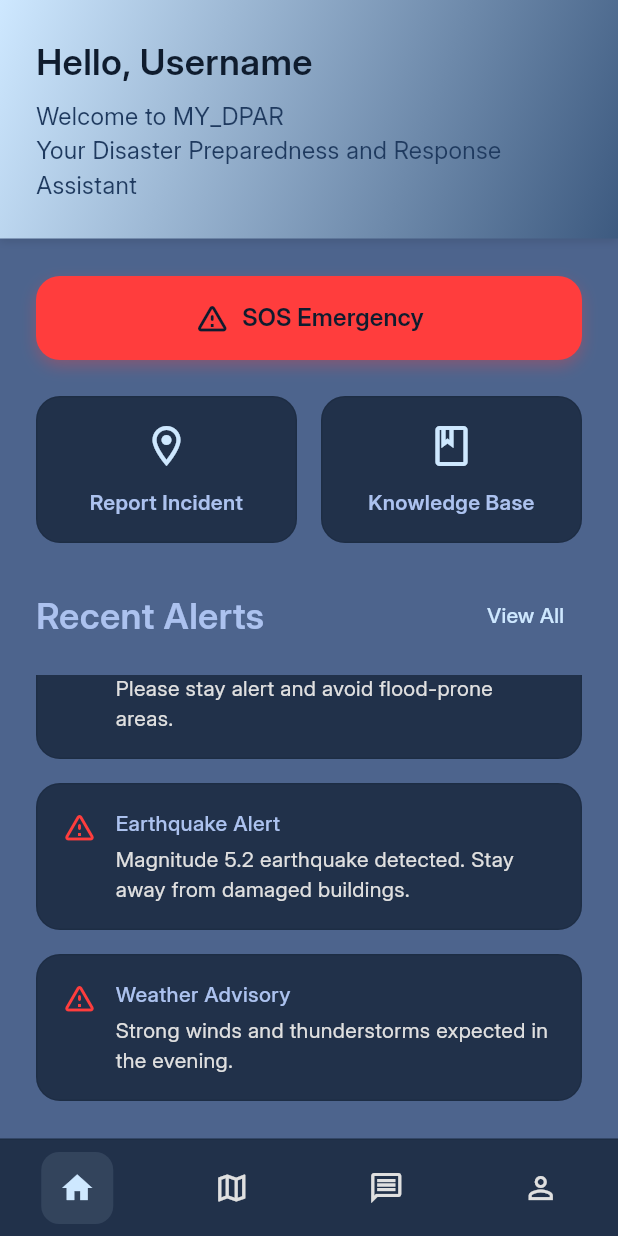
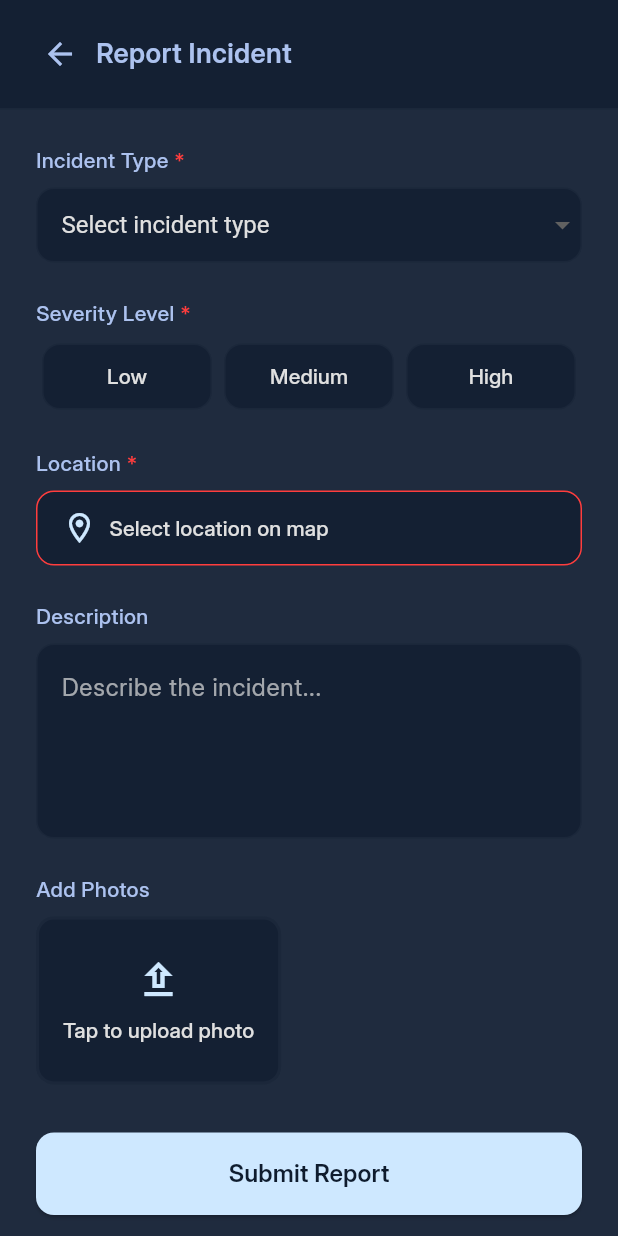
Before and after one commit to EnRui11/MY_DPAR, a Flutter app: the HomeScreen screen opened directly, scrolled down 62 dp, after a tap on "Report Incident", on a phone screen of 412 x 824 dp. Run offline on Flutter 3.47's test engine with Material 3 defaults, Android fonts, the phone set to English and light mode, and no system bars; our stand-ins replace flutter_map, geocoding, geolocator, latlong2.

Commit message:
Report Incident Interface

```diff
--- a/lib/screens/home_screen.dart
+++ b/lib/screens/home_screen.dart
@@ -5,6 +5,7 @@ import 'package:mydpar/theme/color_theme.dart';
 import 'package:mydpar/screens/knowledge_base_screen.dart';
 import 'package:mydpar/screens/map_screen.dart';
 import 'package:mydpar/theme/theme_provider.dart';
+import 'package:mydpar/screens/report_incident_screen.dart';
 
 class HomeScreen extends StatelessWidget {
   const HomeScreen({super.key});
@@ -186,7 +187,11 @@ class HomeScreen extends StatelessWidget {
             label: 'Report Incident',
             colors: colors,
             onTap: () {
-              // TODO: Navigate to incident reporting
+              Navigator.push(
+                context,
+                MaterialPageRoute(
+                    builder: (context) => const ReportIncidentScreen()),
+              );
             },
           ),
         ),
--- /dev/null
+++ b/lib/screens/report_incident_screen.dart
@@ -0,0 +1,386 @@
+import 'package:flutter/material.dart';
+import 'package:provider/provider.dart';
+import 'package:mydpar/theme/theme_provider.dart';
+
+class ReportIncidentScreen extends StatefulWidget {
+  const ReportIncidentScreen({super.key});
+
+  @override
+  State<ReportIncidentScreen> createState() => _ReportIncidentScreenState();
+}
+
+class _ReportIncidentScreenState extends State<ReportIncidentScreen> {
+  String? _selectedIncidentType;
+  String? _otherIncidentType;
+  String? _selectedSeverity;
+  String? _selectedLocation;
+  final _descriptionController = TextEditingController();
+
+  bool get _isFormValid {
+    if (_selectedIncidentType == null) return false;
+    if (_selectedIncidentType == 'Other' && (_otherIncidentType?.isEmpty ?? true)) return false;
+    if (_selectedSeverity == null) return false;
+    if (_selectedLocation == null) return false;
+    return true;
+  }
+
+  @override
+  Widget build(BuildContext context) {
+    final themeProvider = Provider.of<ThemeProvider>(context);
+    final colors = themeProvider.currentTheme;
+
+    return Scaffold(
+      backgroundColor: colors.bg200,
+      body: SafeArea(
+        child: Column(
+          children: [
+            // Status Bar
+            Container(
+              padding: const EdgeInsets.symmetric(horizontal: 16, vertical: 12),
+              decoration: BoxDecoration(
+                color: colors.bg100.withOpacity(0.7),
+                border: Border(
+                  bottom: BorderSide(color: colors.bg300.withOpacity(0.2)),
+                ),
+              ),
+              child: Row(
+                children: [
+                  IconButton(
+                    icon: const Icon(Icons.arrow_back),
+                    color: colors.primary300,
+                    onPressed: () => Navigator.pop(context),
+                  ),
+                  Text(
+                    'Report Incident',
+                    style: TextStyle(
+                      fontSize: 18,
+                      fontWeight: FontWeight.w600,
+                      color: colors.primary300,
+                    ),
+                  ),
+                ],
+              ),
+            ),
+            // Main Content
+            Expanded(
+              child: SingleChildScrollView(
+                padding: const EdgeInsets.all(24),
+                child: Column(
+                  crossAxisAlignment: CrossAxisAlignment.start,
+                  children: [
+                    _buildLabel('Incident Type', colors, isRequired: true),
+                    const SizedBox(height: 8),
+                    _buildIncidentTypeDropdown(colors),
+                    if (_selectedIncidentType == 'Other') ...[
+                      const SizedBox(height: 16),
+                      _buildLabel('Specify Incident Type', colors, isRequired: true),
+                      const SizedBox(height: 8),
+                      _buildOtherIncidentField(colors),
+                    ],
+                    const SizedBox(height: 24),
+                    _buildLabel('Severity Level', colors, isRequired: true),
+                    const SizedBox(height: 8),
+                    _buildSeverityButtons(colors),
+                    const SizedBox(height: 24),
+                    _buildLabel('Location', colors, isRequired: true),
+                    const SizedBox(height: 8),
+                    _buildLocationSelector(colors),
+                    const SizedBox(height: 24),
+                    _buildLabel('Description', colors),
+                    const SizedBox(height: 8),
+                    _buildDescriptionField(colors),
+                    const SizedBox(height: 24),
+                    _buildLabel('Add Photos', colors),
+                    const SizedBox(height: 8),
+                    _buildPhotoUploader(colors),
+                    const SizedBox(height: 32),
+                    _buildSubmitButton(colors),
+                  ],
+                ),
+              ),
+            ),
+          ],
+        ),
+      ),
+    );
+  }
+
+  Widget _buildLabel(String text, dynamic colors, {bool isRequired = false}) {
+    return Row(
+      children: [
+        Text(
+          text,
+          style: TextStyle(
+            fontSize: 14,
+            fontWeight: FontWeight.w500,
+            color: colors.primary300,
+          ),
+        ),
+        if (isRequired)
+          Text(
+            ' *',
+            style: TextStyle(
+              fontSize: 14,
+              fontWeight: FontWeight.bold,
+              color: colors.warning,
+            ),
+          ),
+      ],
+    );
+  }
+
+  Widget _buildIncidentTypeDropdown(dynamic colors) {
+    return Container(
+      decoration: BoxDecoration(
+        color: colors.bg100.withOpacity(0.7),
+        borderRadius: BorderRadius.circular(12),
+        border: Border.all(color: colors.bg300.withOpacity(0.2)),
+      ),
+      child: DropdownButtonFormField<String>(
+        value: _selectedIncidentType,
+        decoration: const InputDecoration(
+          contentPadding: EdgeInsets.symmetric(horizontal: 16, vertical: 12),
+          border: InputBorder.none,
+        ),
+        dropdownColor: colors.bg100,
+        style: TextStyle(color: colors.text200, fontSize: 16),
+        hint: Text('Select incident type', style: TextStyle(color: colors.text200)),
+        items: [
+          'Flood',
+          'Fire',
+          'Earthquake',
+          'Landslide',
+          'Tsunami',
+          'Haze',
+          'Typhoon',
+          'Other',
+        ].map((String value) {
+          return DropdownMenuItem<String>(
+            value: value,
+            child: Text(value),
+          );
+        }).toList(),
+        onChanged: (newValue) {
+          setState(() {
+            _selectedIncidentType = newValue;
+          });
+        },
+      ),
+    );
+  }
+
+  Widget _buildOtherIncidentField(dynamic colors) {
+    return Container(
+      decoration: BoxDecoration(
+        color: colors.bg100.withOpacity(0.7),
+        borderRadius: BorderRadius.circular(12),
+        border: Border.all(color: colors.bg300.withOpacity(0.2)),
+      ),
+      child: TextField(
+        onChanged: (value) => _otherIncidentType = value,
+        style: TextStyle(color: colors.text200),
+        decoration: InputDecoration(
+          hintText: 'Please specify the incident type',
+          hintStyle: TextStyle(color: colors.text200.withOpacity(0.7)),
+          contentPadding:
+              const EdgeInsets.symmetric(horizontal: 16, vertical: 12),
+          border: InputBorder.none,
+        ),
+      ),
+    );
+  }
+
+  Widget _buildSeverityButtons(dynamic colors) {
+    return Row(
+      children: ['Low', 'Medium', 'High'].map((severity) {
+        final isSelected = _selectedSeverity == severity;
+        return Expanded(
+          child: Padding(
+            padding: EdgeInsets.symmetric(
+              horizontal: 4,
+            ),
+            child: ElevatedButton(
+              onPressed: () {
+                setState(() {
+                  _selectedSeverity = severity;
+                });
+              },
+              style: ElevatedButton.styleFrom(
+                backgroundColor: isSelected
+                    ? colors.accent200
+                    : colors.bg100.withOpacity(0.7),
+                foregroundColor: isSelected ? colors.bg100 : colors.text200,
+                elevation: 0,
+                padding: const EdgeInsets.symmetric(vertical: 12),
+                shape: RoundedRectangleBorder(
+                  borderRadius: BorderRadius.circular(12),
+                  side: BorderSide(
+                    color: colors.bg300.withOpacity(0.2),
+                  ),
+                ),
+              ),
+              child: Text(severity),
+            ),
+          ),
+        );
+      }).toList(),
+    );
+  }
+
+  Widget _buildLocationSelector(dynamic colors) {
+    return Container(
+      decoration: BoxDecoration(
+        color: colors.bg100.withOpacity(0.7),
+        borderRadius: BorderRadius.circular(12),
+        border: Border.all(
+          color: _selectedLocation == null
+              ? colors.warning
+              : colors.bg300.withOpacity(0.2),
+        ),
+      ),
+      child: MaterialButton(
+        onPressed: () {
+          // Temporary simulation of location selection
+          setState(() {
+            _selectedLocation = "Selected Location";
+          });
+        },
+        shape: RoundedRectangleBorder(
+          borderRadius: BorderRadius.circular(12),
+        ),
+        child: Padding(
+          padding: const EdgeInsets.symmetric(vertical: 12),
+          child: Row(
+            children: [
+              Icon(Icons.location_on_outlined, color: colors.accent200),
+              const SizedBox(width: 8),
+              Text(
+                _selectedLocation ?? 'Select location on map',
+                style: TextStyle(color: colors.text200),
+              ),
+            ],
+          ),
+        ),
+      ),
+    );
+  }
+
+  Widget _buildDescriptionField(dynamic colors) {
+    return Container(
+      decoration: BoxDecoration(
+        color: colors.bg100.withOpacity(0.7),
+        borderRadius: BorderRadius.circular(12),
+        border: Border.all(color: colors.bg300.withOpacity(0.2)),
+      ),
+      child: TextField(
+        controller: _descriptionController,
+        style: TextStyle(color: colors.text200),
+        maxLines: 4,
+        decoration: InputDecoration(
+          hintText: 'Describe the incident...',
+          hintStyle: TextStyle(color: colors.text200.withOpacity(0.7)),
+          contentPadding: const EdgeInsets.all(16),
+          border: InputBorder.none,
+        ),
+      ),
+    );
+  }
+
+  Widget _buildPhotoUploader(dynamic colors) {
+    return Container(
+      decoration: BoxDecoration(
+        color: colors.bg100.withOpacity(0.7),
+        borderRadius: BorderRadius.circular(12),
+        border: Border.all(
+          color: colors.bg300.withOpacity(0.2),
+          style: BorderStyle.solid,
+          width: 2,
+        ),
+      ),
+      child: MaterialButton(
+        onPressed: () {
+          // TODO: Implement photo upload
+        },
+        shape: RoundedRectangleBorder(
+          borderRadius: BorderRadius.circular(12),
+        ),
+        child: Padding(
+          padding: const EdgeInsets.symmetric(vertical: 24),
+          child: Column(
+            children: [
+              Icon(Icons.upload_outlined, color: colors.accent200, size: 32),
+              const SizedBox(height: 8),
+              Text(
+                'Tap to upload photo',
+                style: TextStyle(color: colors.text200),
+              ),
+            ],
+          ),
+        ),
+      ),
+    );
+  }
+
+  Widget _buildSubmitButton(dynamic colors) {
+    void _showValidationErrors() {
+      List<String> missingFields = [];
+
+      if (_selectedIncidentType == null) {
+        missingFields.add('Incident Type');
+      } else if (_selectedIncidentType == 'Other' &&
+          (_otherIncidentType?.isEmpty ?? true)) {
+        missingFields.add('Other Incident Type specification');
+      }
+
+      if (_selectedSeverity == null) {
+        missingFields.add('Severity Level');
+      }
+
+      if (_selectedLocation == null) {
+        missingFields.add('Location');
+      }
+
+      if (missingFields.isNotEmpty) {
+        ScaffoldMessenger.of(context).showSnackBar(
+          SnackBar(
+            content: Text(
+              'Please fill in the required fields: ${missingFields.join(", ")}',
+              style: TextStyle(color: colors.bg100),
+            ),
+            backgroundColor: colors.warning,
+            duration: const Duration(seconds: 3),
+          ),
+        );
+      }
+    }
+
+    return SizedBox(
+      width: double.infinity,
+      child: ElevatedButton(
+        onPressed: () {
+          if (_isFormValid) {
+            // TODO: Implement report submission
+            print('Form is valid, submitting...');
+          } else {
+            _showValidationErrors();
+          }
+        },
+        style: ElevatedButton.styleFrom(
+          backgroundColor: colors.accent200,
+          foregroundColor: colors.bg100,
+          padding: const EdgeInsets.symmetric(vertical: 16),
+          shape: RoundedRectangleBorder(
+            borderRadius: BorderRadius.circular(12),
+          ),
+        ),
+        child: const Text(
+          'Submit Report',
+          style: TextStyle(
+            fontSize: 16,
+            fontWeight: FontWeight.w600,
+          ),
+        ),
+      ),
+    );
+  }
+}
```
Also changed, not shown: lib/screens/map_screen.dart (+6 -1 lines), 1 other file.
